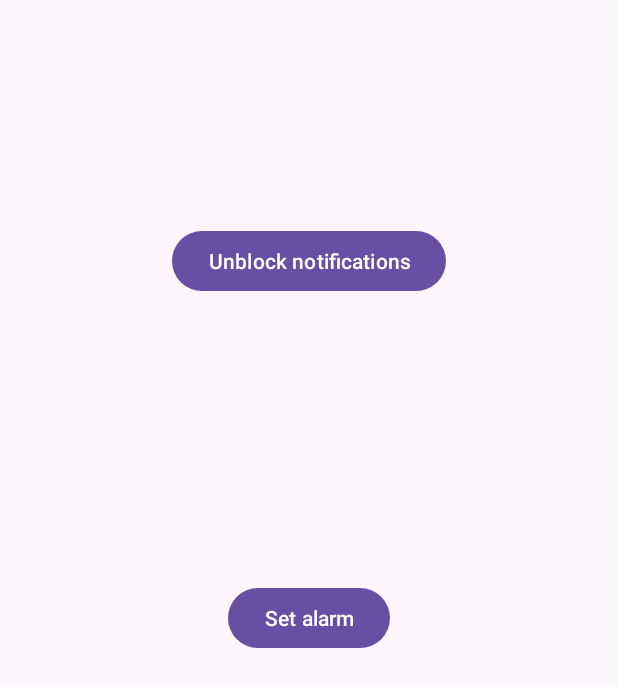
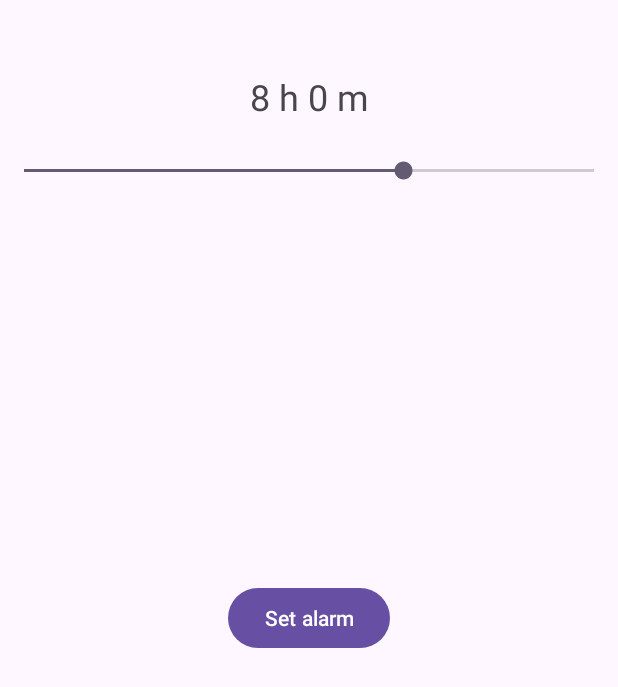
Before and after one commit to Forvely/Soluna, an Android app: the screen it shows after launch (MainActivity), on a phone screen of 412 x 824 dp. Shown: the top 687 px of the screen. Run offline under Robolectric (Android 15) with nearby library versions, the phone set to English and light mode, and no system bars.

Commit message:
Added seekbar and textview

```diff
--- a/app/src/main/java/com/example/iwillworkv6/MainActivity.kt
+++ b/app/src/main/java/com/example/iwillworkv6/MainActivity.kt
@@ -10,25 +10,72 @@ import android.os.Bundle
 import android.provider.Settings
 import android.widget.Button
 import androidx.appcompat.app.AppCompatActivity
+import android.app.NotificationManager
+import android.widget.SeekBar
+import android.widget.TextView
+import androidx.core.app.NotificationManagerCompat
+
 
 class MainActivity : AppCompatActivity() {
+    private lateinit var seekBar: SeekBar
+    private lateinit var tvSleepValue: TextView
     override fun onCreate(savedInstanceState: Bundle?) {
         super.onCreate(savedInstanceState)
         setContentView(R.layout.activity_main)
         findViewById<Button>(R.id.btn_setAlarm).setOnClickListener {
             scheduleAlarmIn5s()
         }
-        findViewById<Button>(R.id.btn_Ublock).setOnClickListener {
-            startActivity(Intent().apply {
-                action = android.provider.Settings.ACTION_APP_NOTIFICATION_SETTINGS
-                putExtra(android.provider.Settings.EXTRA_APP_PACKAGE, packageName)
-            })
-            val channelId = AlarmReceiver.CHANNEL_ID
-            startActivity(Intent().apply {
-                action = android.provider.Settings.ACTION_CHANNEL_NOTIFICATION_SETTINGS
-                putExtra(android.provider.Settings.EXTRA_APP_PACKAGE, packageName)
-                putExtra(android.provider.Settings.EXTRA_CHANNEL_ID, channelId)
-            })
+        seekBar = findViewById(R.id.seekBar)
+        tvSleepValue = findViewById(R.id.tvSleepValue)
+
+        // 2) helper to update the TextView
+        fun updateDisplay(progress: Int) {
+            val totalMinutes = progress * 10
+            val hours   = totalMinutes / 60
+            val minutes = totalMinutes % 60
+            tvSleepValue.text = "${hours} h ${minutes} m"
+        }
+
+        // 3) initialize
+        updateDisplay(seekBar.progress)
+
+        // 4) snap to steps of 1 (each = 10 min) and update text as you drag
+        seekBar.setOnSeekBarChangeListener(object: SeekBar.OnSeekBarChangeListener {
+            override fun onProgressChanged(sb: SeekBar?, prog: Int, fromUser: Boolean) {
+                // prog is already an int 0–72, each step = 10 min
+                updateDisplay(prog)
+            }
+            override fun onStartTrackingTouch(sb: SeekBar?) {}
+            override fun onStopTrackingTouch(sb: SeekBar?) {}
+        })
+
+        val prefs = getSharedPreferences("app_prefs", MODE_PRIVATE)
+        val alreadyOpened = prefs.getBoolean("opened_notification_settings", false)
+
+        if (!NotificationManagerCompat.from(this).areNotificationsEnabled()) {
+            if (!alreadyOpened) {
+                startActivity(Intent().apply {
+                    action = Settings.ACTION_APP_NOTIFICATION_SETTINGS
+                    putExtra(Settings.EXTRA_APP_PACKAGE, packageName)
+                })
+                prefs.edit().putBoolean("opened_notification_settings", true).apply()
+            }
+        } else {
+            // Notifications enabled for app; ensure the alarm channel exists and is high importance
+            if (Build.VERSION.SDK_INT >= Build.VERSION_CODES.O) {
+                val nm = getSystemService(NotificationManager::class.java)
+                val ch = nm.getNotificationChannel(com.example.iwillworkv6.AlarmReceiver.CHANNEL_ID)
+                if (ch == null || ch.importance < NotificationManager.IMPORTANCE_HIGH) {
+                    if (!alreadyOpened) {
+                        startActivity(Intent().apply {
+                            action = Settings.ACTION_CHANNEL_NOTIFICATION_SETTINGS
+                            putExtra(Settings.EXTRA_APP_PACKAGE, packageName)
+                            putExtra(Settings.EXTRA_CHANNEL_ID, com.example.iwillworkv6.AlarmReceiver.CHANNEL_ID)
+                        })
+                        prefs.edit().putBoolean("opened_notification_settings", true).apply()
+                    }
+                }
+            }
         }
     }
 
--- a/app/src/main/res/layout/activity_main.xml
+++ b/app/src/main/res/layout/activity_main.xml
@@ -6,6 +6,31 @@
     android:layout_width="match_parent"
     android:layout_height="match_parent"
     tools:context=".MainActivity">
+
+    <TextView
+        android:id="@+id/tvSleepValue"
+        android:layout_width="wrap_content"
+        android:layout_height="wrap_content"
+        android:layout_alignParentTop="true"
+        android:layout_centerHorizontal="true"
+        android:layout_marginTop="48dp"
+        android:text="8 h 0 m"
+        android:textSize="24sp"
+        app:layout_constraintEnd_toEndOf="parent"
+        app:layout_constraintStart_toStartOf="parent"
+        app:layout_constraintTop_toTopOf="parent" />
+
+    <SeekBar
+        android:id="@+id/seekBar"
+        android:layout_width="match_parent"
+        android:layout_height="wrap_content"
+        android:layout_marginTop="24dp"
+        android:max="72"
+        android:progress="48"
+        app:layout_constraintEnd_toEndOf="parent"
+        app:layout_constraintHorizontal_bias="0.0"
+        app:layout_constraintStart_toStartOf="parent"
+        app:layout_constraintTop_toBottomOf="@+id/tvSleepValue" />
 
     <Button
         android:id="@+id/btn_setAlarm"
@@ -17,13 +42,5 @@
         app:layout_constraintStart_toStartOf="parent"
         app:layout_constraintTop_toTopOf="parent" />
 
-    <Button
-        android:id="@+id/btn_Ublock"
-        android:layout_width="wrap_content"
-        android:layout_height="wrap_content"
-        android:layout_marginTop="150dp"
-        android:text="Unblock notifications"
-        app:layout_constraintEnd_toEndOf="parent"
-        app:layout_constraintStart_toStartOf="parent"
-        app:layout_constraintTop_toTopOf="parent" />
+
 </androidx.constraintlayout.widget.ConstraintLayout>
```
